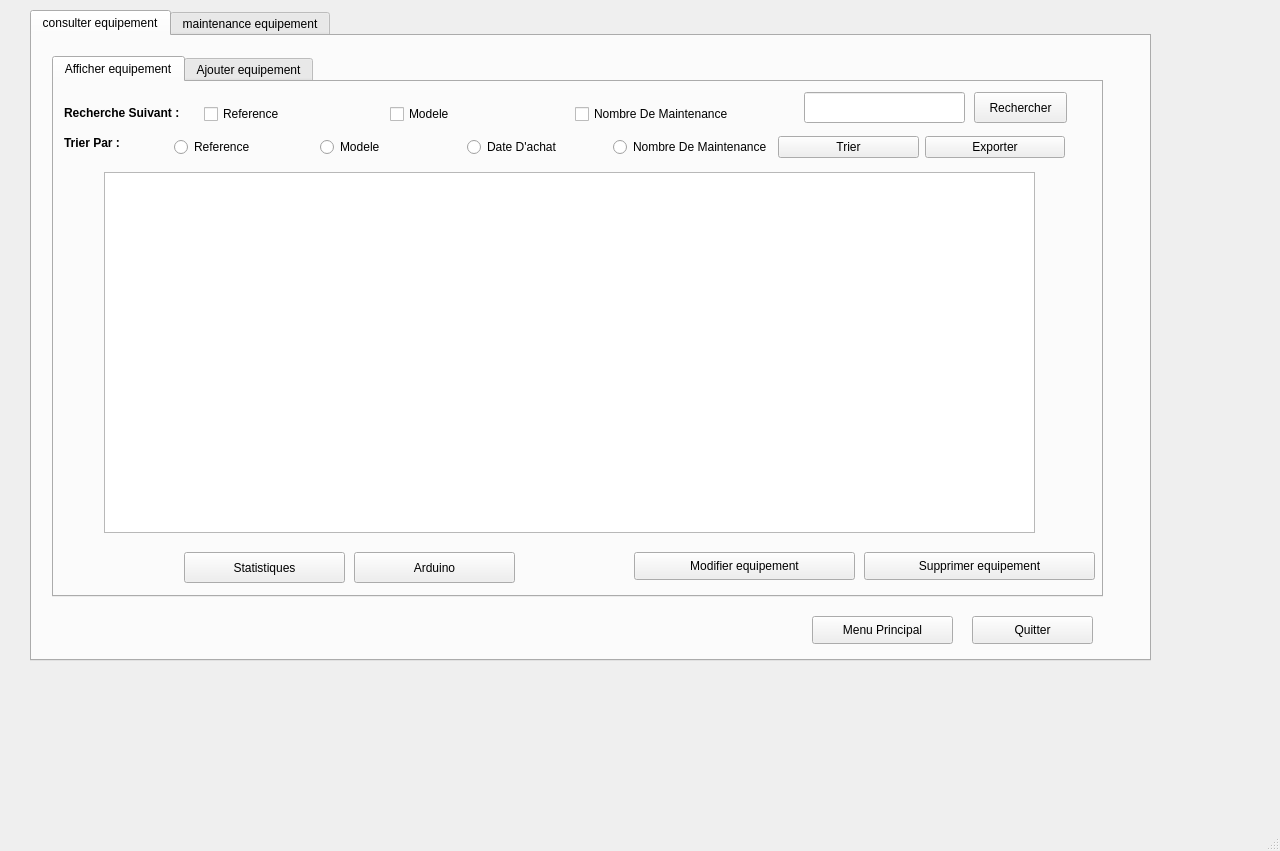
This is Smart-Factory-2A1/smart_factory_2a1.ui in KhalilSRIDI/Smart_Factory_2A1 as Qt 5 draws it before an edit. The edited form follows.
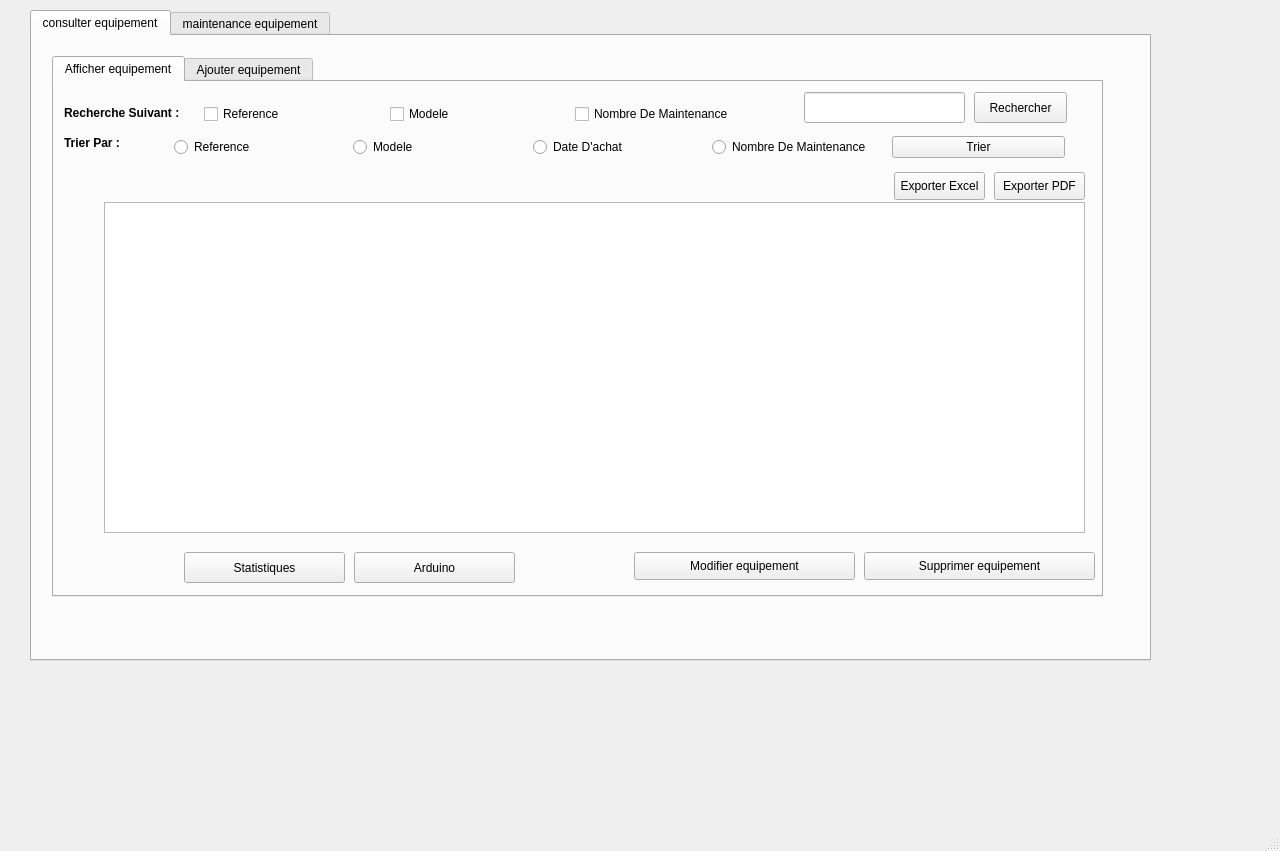
This is the edited form. The open tabs and pages were chosen to show the change. Icons and pictures are not drawn.

```diff
--- a/Smart-Factory-2A1/smart_factory_2a1.ui
+++ b/Smart-Factory-2A1/smart_factory_2a1.ui
@@ -5718,9 +5718,9 @@
           <property name="geometry">
            <rect>
             <x>50</x>
-            <y>90</y>
-            <width>931</width>
-            <height>361</height>
+            <y>120</y>
+            <width>981</width>
+            <height>331</height>
            </rect>
           </property>
           <property name="styleSheet">
@@ -5866,13 +5866,6 @@
              </property>
             </widget>
            </item>
-           <item>
-            <widget class="QPushButton" name="pushButtonExporterEquip">
-             <property name="text">
-              <string>Exporter</string>
-             </property>
-            </widget>
-           </item>
           </layout>
          </widget>
          <widget class="QWidget" name="layoutWidget_8">
@@ -5947,6 +5940,32 @@
            <string>Arduino</string>
           </property>
          </widget>
+         <widget class="QPushButton" name="pushButtonExporterEquip">
+          <property name="geometry">
+           <rect>
+            <x>840</x>
+            <y>90</y>
+            <width>91</width>
+            <height>28</height>
+           </rect>
+          </property>
+          <property name="text">
+           <string>Exporter Excel</string>
+          </property>
+         </widget>
+         <widget class="QPushButton" name="pushButtonExporterEquip_2">
+          <property name="geometry">
+           <rect>
+            <x>940</x>
+            <y>90</y>
+            <width>91</width>
+            <height>28</height>
+           </rect>
+          </property>
+          <property name="text">
+           <string>Exporter PDF</string>
+          </property>
+         </widget>
         </widget>
         <widget class="QWidget" name="ajouterequipement">
          <attribute name="title">
@@ -6109,32 +6128,6 @@
          </widget>
         </widget>
        </widget>
-       <widget class="QPushButton" name="pushButton_quitter_2">
-        <property name="geometry">
-         <rect>
-          <x>940</x>
-          <y>580</y>
-          <width>121</width>
-          <height>28</height>
-         </rect>
-        </property>
-        <property name="text">
-         <string>Quitter</string>
-        </property>
-       </widget>
-       <widget class="QPushButton" name="pushButton_menu">
-        <property name="geometry">
-         <rect>
-          <x>780</x>
-          <y>580</y>
-          <width>141</width>
-          <height>28</height>
-         </rect>
-        </property>
-        <property name="text">
-         <string>Menu Principal</string>
-        </property>
-       </widget>
       </widget>
       <widget class="QWidget" name="maintenancemateriel">
        <attribute name="title">
```
Left out of the diff: 49 changed lines with no effect on the pictures.
